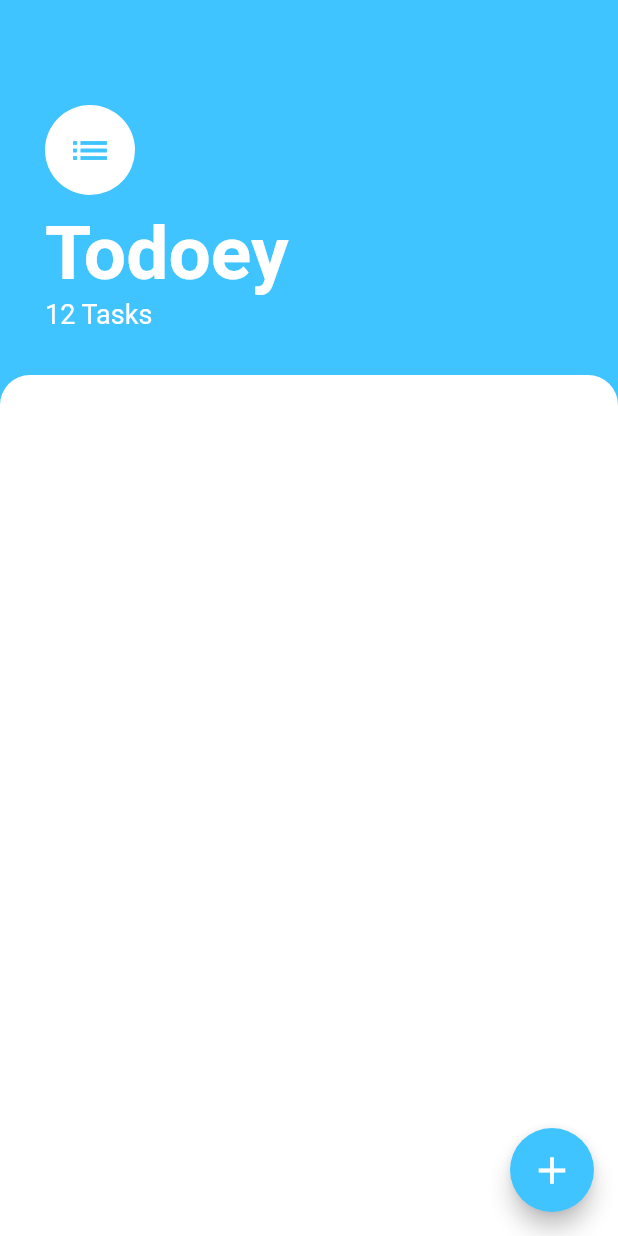
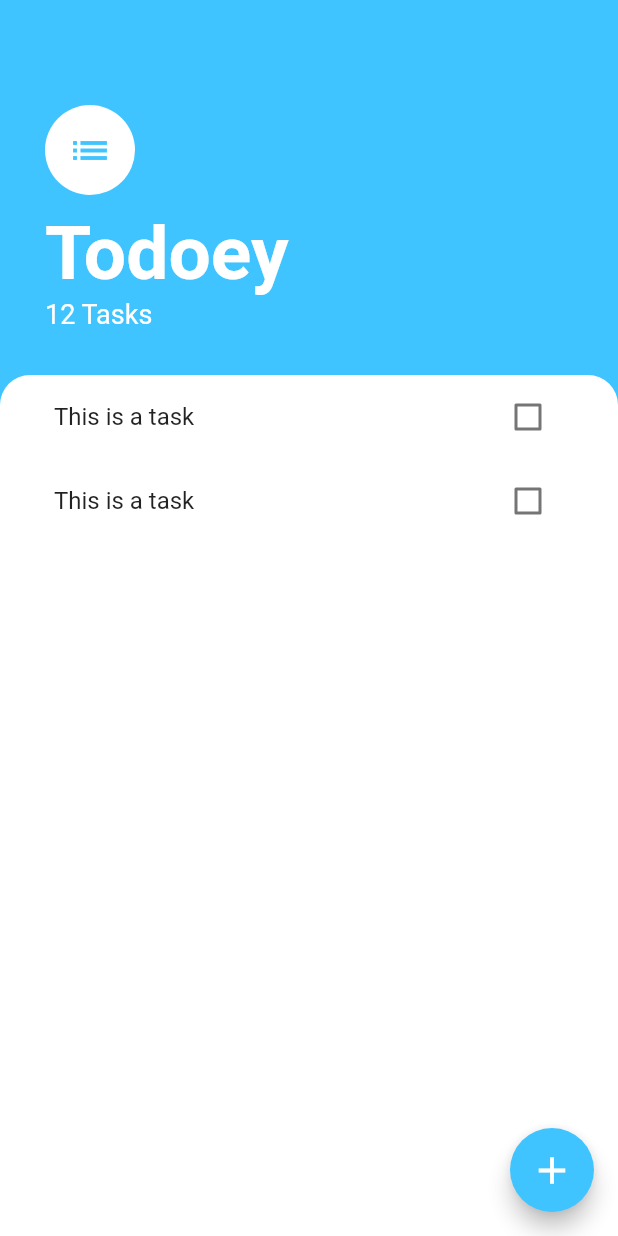
Before and after one commit to MuursaleenBats/todoey_flutter, a Flutter app: the screen it shows after launch, on a phone screen of 412 x 824 dp. Run offline on Flutter 3.47's test engine with Material 2 defaults, Android fonts, the phone set to English and light mode, and no system bars.

Commit message:
Listview Added

```diff
--- a/lib/screens/tasks_screen.dart
+++ b/lib/screens/tasks_screen.dart
@@ -53,6 +53,27 @@ class TasksScreen extends StatelessWidget {
           ),
           Expanded(
             child: Container(
+              child: Padding(
+                padding: EdgeInsets.only(left: 20.0, right: 20.0),
+                child: ListView(
+                  children: [
+                    ListTile(
+                      title: Text("This is a task"),
+                      trailing: Checkbox(
+                        value: false,
+                        onChanged: (value) {},
+                      ),
+                    ),
+                    ListTile(
+                      title: Text("This is a task"),
+                      trailing: Checkbox(
+                        value: false,
+                        onChanged: (value) {},
+                      ),
+                    ),
+                  ],
+                ),
+              ),
               height: 300.0,
               decoration: BoxDecoration(
                 color: Colors.white,
```
